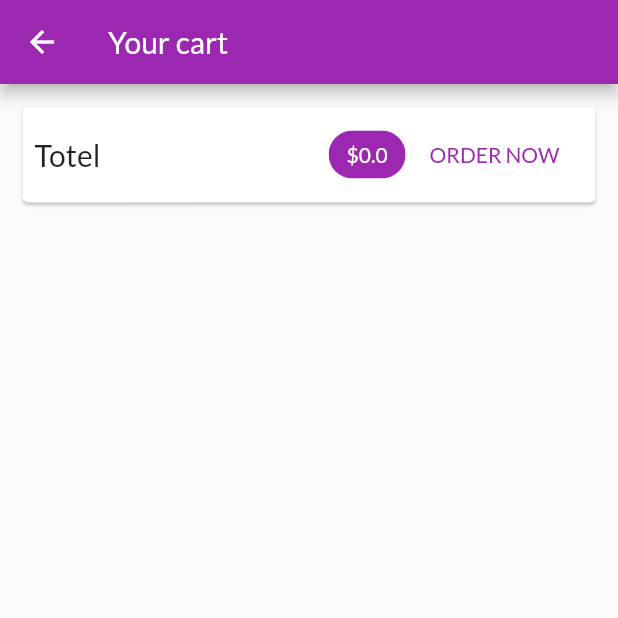
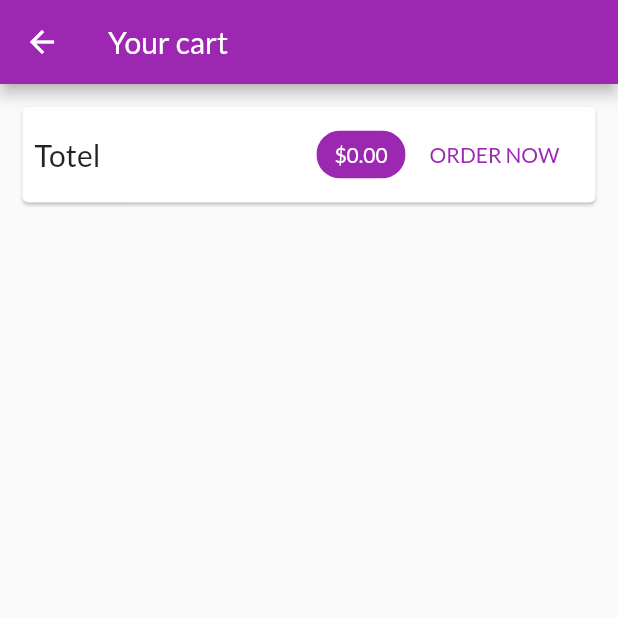
Before and after one commit to gauravsbagul/flutter-shopping-app, a Flutter app: the CartScreen screen opened by its route, after a tap on "ORDER NOW", on a phone screen of 412 x 824 dp, the top half of it. Run offline on Flutter 3.47's test engine with Material 2 defaults, Android fonts, the phone set to English and light mode, and no system bars; network calls fail.

Commit message:
Added orders screen

```diff
--- a/lib/providers/cart.dart
+++ b/lib/providers/cart.dart
@@ -63,4 +63,9 @@ class Cart with ChangeNotifier {
     _items.remove(productId);
     notifyListeners();
   }
+
+  void clear() {
+    _items = {};
+    notifyListeners();
+  }
 }
--- /dev/null
+++ b/lib/providers/orders.dart
@@ -0,0 +1,39 @@
+import 'package:flutter/foundation.dart';
+import 'package:state_management_shop_app/providers/cart.dart';
+
+class OrderItem {
+  final String id;
+  final double amount;
+  final List<CartItem> products;
+  final DateTime dateTime;
+
+  OrderItem({
+    @required this.id,
+    @required this.amount,
+    @required this.products,
+    @required this.dateTime,
+  });
+}
+
+class Orders with ChangeNotifier {
+  List<OrderItem> _orders = [];
+
+  List<OrderItem> get orders {
+    return [..._orders];
+  }
+
+  void addOrder(List<CartItem> cartProducts, double total) {
+    print('TOTAL: ${total}');
+    print('CARTPRODUCTS: ${cartProducts}');
+    _orders.insert(
+      0,
+      OrderItem(
+          id: DateTime.now().toIso8601String(),
+          amount: total,
+          dateTime: DateTime.now(),
+          products: cartProducts),
+    );
+
+    notifyListeners();
+  }
+}
--- a/lib/screens/cartScreen.dart
+++ b/lib/screens/cartScreen.dart
@@ -1,6 +1,8 @@
 import 'package:flutter/material.dart';
+
 import 'package:provider/provider.dart';
 
+import '../providers/orders.dart';
 import '../providers/cart.dart' show Cart;
 import '../widgets/cartItem.dart' as ci;
 
@@ -31,7 +33,7 @@ class CartScreen extends StatelessWidget {
                   Spacer(),
                   Chip(
                     label: Text(
-                      '\$${cart.totalAmount}',
+                      '\$${cart.totalAmount.toStringAsFixed(2)}',
                       style: TextStyle(
                         color:
                             Theme.of(context).primaryTextTheme.headline6.color,
@@ -40,7 +42,13 @@ class CartScreen extends StatelessWidget {
                     backgroundColor: Theme.of(context).primaryColor,
                   ),
                   FlatButton(
-                    onPressed: () {},
+                    onPressed: () {
+                      Provider.of<Orders>(context, listen: false).addOrder(
+                        cart.items.values.toList(),
+                        cart.totalAmount,
+                      );
+                      cart.clear();
+                    },
                     child: Text('ORDER NOW'),
                     textColor: Theme.of(context).primaryColor,
                   )
--- /dev/null
+++ b/lib/screens/ordersScreen.dart
@@ -0,0 +1,25 @@
+import 'package:flutter/material.dart';
+import 'package:provider/provider.dart';
+
+import '../widgets/appDrawer.dart';
+import '../providers/orders.dart' show Orders;
+import '../widgets/orderItem.dart';
+
+class OrdersSceen extends StatelessWidget {
+  static const routeName = '/orders';
+
+  @override
+  Widget build(BuildContext context) {
+    final orderData = Provider.of<Orders>(context);
+    return Scaffold(
+      appBar: AppBar(
+        title: Text('Your Orders'),
+      ),
+      drawer: AppDrawer(),
+      body: ListView.builder(
+        itemCount: orderData.orders.length,
+        itemBuilder: (ctx, i) => OrderItem(orderData.orders[i]),
+      ),
+    );
+  }
+}
--- /dev/null
+++ b/lib/widgets/orderItem.dart
@@ -0,0 +1,66 @@
+import 'package:flutter/material.dart';
+import 'package:intl/intl.dart';
+import 'dart:math';
+
+import '../providers/orders.dart' as ord;
+
+class OrderItem extends StatefulWidget {
+  final ord.OrderItem order;
+  OrderItem(this.order);
+
+  @override
+  _OrderItemState createState() => _OrderItemState();
+}
+
+class _OrderItemState extends State<OrderItem> {
+  var _expanded = false;
+
+  @override
+  Widget build(BuildContext context) {
+    return Card(
+      margin: EdgeInsets.all(10),
+      child: Column(
+        children: <Widget>[
+          ListTile(
+            title: Text('\$${widget.order.amount.toStringAsFixed(2)}'),
+            subtitle: Text(
+              DateFormat('dd/MM/yyy-hh:mm').format(widget.order.dateTime),
+            ),
+            trailing: IconButton(
+              icon: Icon(_expanded ? Icons.expand_less : Icons.expand_more),
+              onPressed: () {
+                setState(() {
+                  _expanded = !_expanded;
+                });
+              },
+            ),
+          ),
+          if (_expanded)
+            Container(
+              height: min(widget.order.products.length * 20.0 + 30, 150),
+              padding: EdgeInsets.symmetric(horizontal: 15, vertical: 4),
+              child: ListView(
+                children: widget.order.products
+                    .map((prod) => Row(
+                          mainAxisAlignment: MainAxisAlignment.spaceBetween,
+                          children: <Widget>[
+                            Text(
+                              prod.title,
+                              style: TextStyle(
+                                  fontSize: 18, fontWeight: FontWeight.bold),
+                            ),
+                            Text(
+                              '${prod.quantity}x \$${prod.price}',
+                              style:
+                                  TextStyle(fontSize: 18, color: Colors.grey),
+                            )
+                          ],
+                        ))
+                    .toList(),
+              ),
+            ),
+        ],
+      ),
+    );
+  }
+}
--- a/pubspec.yaml
+++ b/pubspec.yaml
@@ -24,6 +24,7 @@ dependencies:
   flutter:
     sdk: flutter
   provider: ^4.3.1
+  intl: ^0.16.1
 
   # The following adds the Cupertino Icons font to your application.
   # Use with the CupertinoIcons class for iOS style icons.
```
Also changed, not shown: lib/main.dart (+7 -1 lines), lib/screens/productsOverviewScreen.dart (+6 -4 lines), lib/widgets/appDrawer.dart (added, +35 -0 lines), pubspec.lock.
